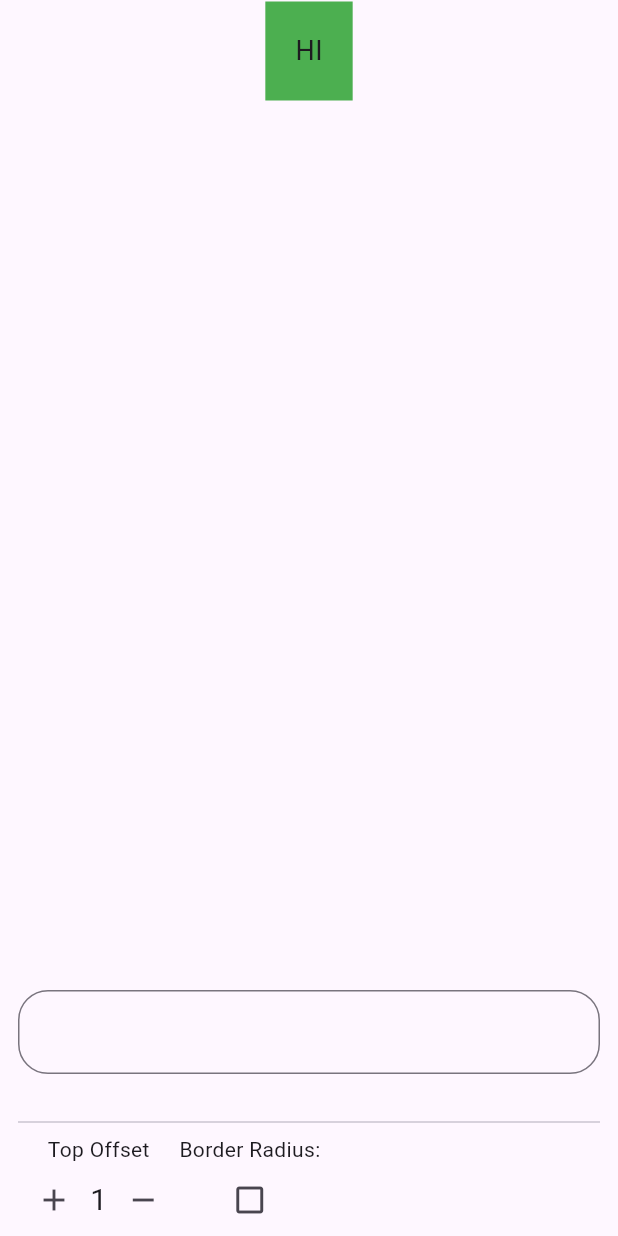
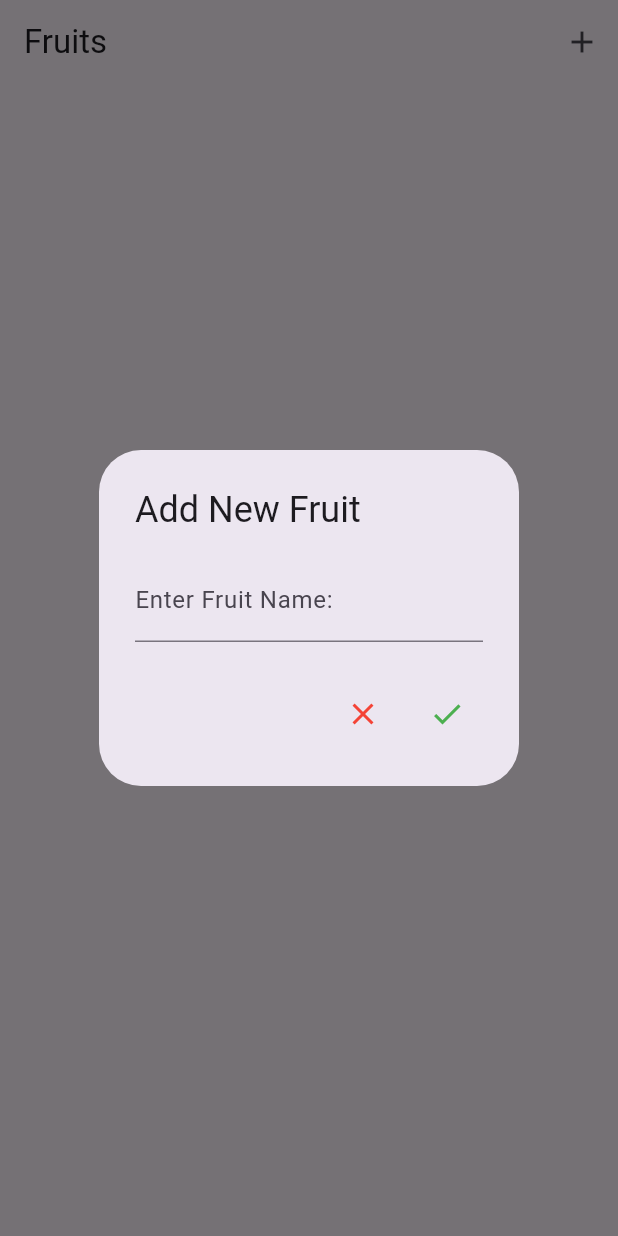
Before and after one commit to nightlight4190/local_storage-shared-preference-, a Flutter app: the screen it shows after launch, after a tap on the "add" icon, on a phone screen of 412 x 824 dp. Run offline on Flutter 3.47's test engine with Material 3 defaults, Android fonts, the phone set to English and light mode, and no system bars; our stand-ins replace shared_preferences.

Commit message:
fruits shared preferences

```diff
--- a/analysis_options.yaml
+++ b/analysis_options.yaml
@@ -7,7 +7,7 @@
 
 # The following line activates a set of recommended lints for Flutter apps,
 # packages, and plugins designed to encourage good coding practices.
-include: package:flutter_lints/flutter.yaml
+# include: package:flutter_lints/flutter.yaml
 
 linter:
   # The lint rules applied to this project can be customized in the
--- a/lib/app.dart
+++ b/lib/app.dart
@@ -1,5 +1,5 @@
 import 'package:flutter/material.dart';
-import 'package:local_storage/classwork/sharedpreferences.dart';
+import 'package:local_storage/homework/pages/fruits.dart';
 
 class MyApp extends StatelessWidget {
   const MyApp({super.key});
@@ -7,7 +7,7 @@ class MyApp extends StatelessWidget {
   @override
   Widget build(BuildContext context) {
     return MaterialApp(
-      home: LocalStorage(),
+      home: FruitsPage(),
     );
   }
 }
--- /dev/null
+++ b/lib/homework/components/add_new_dialog.dart
@@ -0,0 +1,47 @@
+import 'package:flutter/material.dart';
+
+class AddNewDialog extends StatelessWidget {
+  final Function(String?) onNewAdded;
+  AddNewDialog({
+    super.key,
+    required this.onNewAdded,
+  });
+
+  final TextEditingController textEditingController = TextEditingController();
+
+  @override
+  Widget build(BuildContext context) {
+    return AlertDialog(
+      title: Text("Add New Fruit"),
+      content: TextField(
+        controller: textEditingController,
+        decoration: InputDecoration(labelText: "Enter Fruit Name: "),
+      ),
+      actions: [
+        IconButton(
+            onPressed: () {
+              onNewAdded(null);
+              Navigator.of(context).pop();
+            },
+            icon: Icon(
+              Icons.close,
+              color: Colors.red,
+            )),
+        IconButton(
+            onPressed: () {
+              if (textEditingController.text.isEmpty) {
+                ScaffoldMessenger.of(context).showSnackBar(
+                    SnackBar(content: Text("Enter something first")));
+                return;
+              }
+              onNewAdded(textEditingController.text);
+              Navigator.of(context).pop();
+            },
+            icon: Icon(
+              Icons.check,
+              color: Colors.green,
+            )),
+      ],
+    );
+  }
+}
--- /dev/null
+++ b/lib/homework/helpers/function.dart
@@ -0,0 +1,34 @@
+import 'dart:convert';
+
+import 'package:local_storage/homework/pages/fruits.dart';
+import 'package:shared_preferences/shared_preferences.dart';
+
+int giveMeNewId() {
+  int highestId = 0;
+  for (Map<String, dynamic> entry in fruits) {
+    if (entry['id'] > highestId) highestId = entry['id'];
+  }
+  return highestId + 1;
+}
+
+Map<String, dynamic>? giveMeFruitById(int id) {
+  for (Map<String, dynamic> entry in fruits) {
+    if (entry['id'] == id) return entry;
+  }
+  return null;
+}
+
+List<Map<String, dynamic>> removeById(int id) {
+  List<Map<String, dynamic>> newFruits = [];
+  for (Map<String, dynamic> entry in fruits) {
+    if (entry['id'] == id) continue;
+    newFruits.add(entry);
+  }
+  return newFruits;
+}
+
+void saveFruitsToLocalStorage() async {
+  SharedPreferences prefs = await SharedPreferences.getInstance();
+  String jsonEncodedFruits = jsonEncode(fruits);
+  await prefs.setString("fruits", jsonEncodedFruits);
+}
--- /dev/null
+++ b/lib/homework/pages/fruits.dart
@@ -0,0 +1,87 @@
+import 'dart:convert';
+
+import 'package:flutter/material.dart';
+import 'package:local_storage/homework/helpers/function.dart';
+import 'package:shared_preferences/shared_preferences.dart';
+
+import '../components/add_new_dialog.dart';
+import '../components/fruit_tile.dart';
+
+List<Map<String, dynamic>> fruits = [];
+
+class FruitsPage extends StatefulWidget {
+  const FruitsPage({
+    super.key,
+  });
+
+  @override
+  State<FruitsPage> createState() => _FruitsPageState();
+}
+
+class _FruitsPageState extends State<FruitsPage> {
+  late SharedPreferences prefs;
+
+  @override
+  void initState() {
+    SharedPreferences.getInstance().then((value) {
+      prefs = value;
+      String? savedFruits = prefs.getString("fruits");
+      if (savedFruits != null) {
+        var decodedData = jsonDecode(savedFruits);
+        for (var item in decodedData) {
+          if ((item as Map).containsKey("id")) {
+            fruits.add(item as Map<String, dynamic>);
+          } else {
+            fruits.add({
+              "id": giveMeNewId(),
+              "name": item['name'],
+              "qty": item['qty']
+            });
+          }
+        }
+      }
+      setState(() {});
+    });
+
+    super.initState();
+  }
+
+  @override
+  Widget build(BuildContext context) {
+    return Scaffold(
+      appBar: AppBar(
+        title: Text("Fruits"),
+        actions: [
+          IconButton(
+            onPressed: () {
+              showDialog(
+                barrierDismissible: false,
+                context: context,
+                builder: (context) => AddNewDialog(
+                  onNewAdded: (a) {
+                    if (a != null && a.isNotEmpty) {
+                      fruits.add({"qty": 1, "name": a, "id": giveMeNewId()});
+                    }
+                    setState(() {});
+                    saveFruitsToLocalStorage();
+                  },
+                ),
+              );
+            },
+            icon: Icon(
+              Icons.add,
+            ),
+          )
+        ],
+      ),
+      body: Column(
+        children: [
+          for (var index = 0; index < fruits.length; index++)
+            FruitTile(
+              fruitDetails: fruits[index],
+            )
+        ],
+      ),
+    );
+  }
+}
```
Also changed, not shown: lib/homework/components/fruit_tile.dart (added, +62 -0 lines), lib/pages/home_screen.dart (+177 -177 lines).
